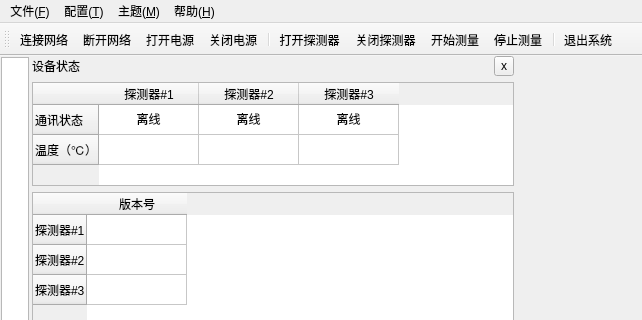
Before: the Qt Designer form mainwindow.ui in MrXiaomao/HEXRayFSS_QT, drawn with Qt 5; both pictures show x 0 to 642 and y 0 to 320 of the 1074 by 703 pixel window.
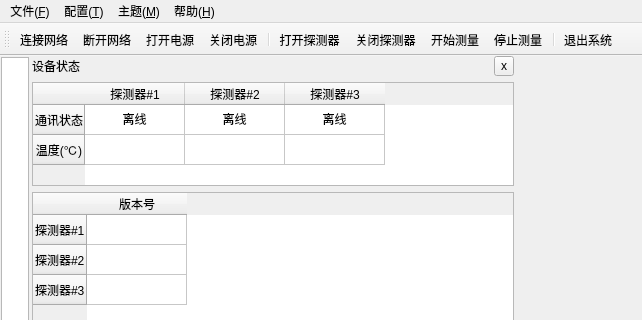
After: the same form once the commit is applied. The open tabs and pages were chosen to show the change. Icons and pictures are not drawn. Custom widgets are drawn as their Qt base class.

Commit message: # 界面优化完成

Patch:
```diff
--- a/mainwindow.ui
+++ b/mainwindow.ui
@@ -409,10 +409,16 @@
            <property name="text">
             <string>通讯状态</string>
            </property>
+           <property name="textAlignment">
+            <set>AlignCenter</set>
+           </property>
           </row>
           <row>
            <property name="text">
-            <string>温度（℃）</string>
+            <string>温度(℃)</string>
+           </property>
+           <property name="textAlignment">
+            <set>AlignCenter</set>
            </property>
           </row>
           <column>
```
Left out of the diff: 14 changed lines with no effect on the pictures. The commit also changes 6 other files.
